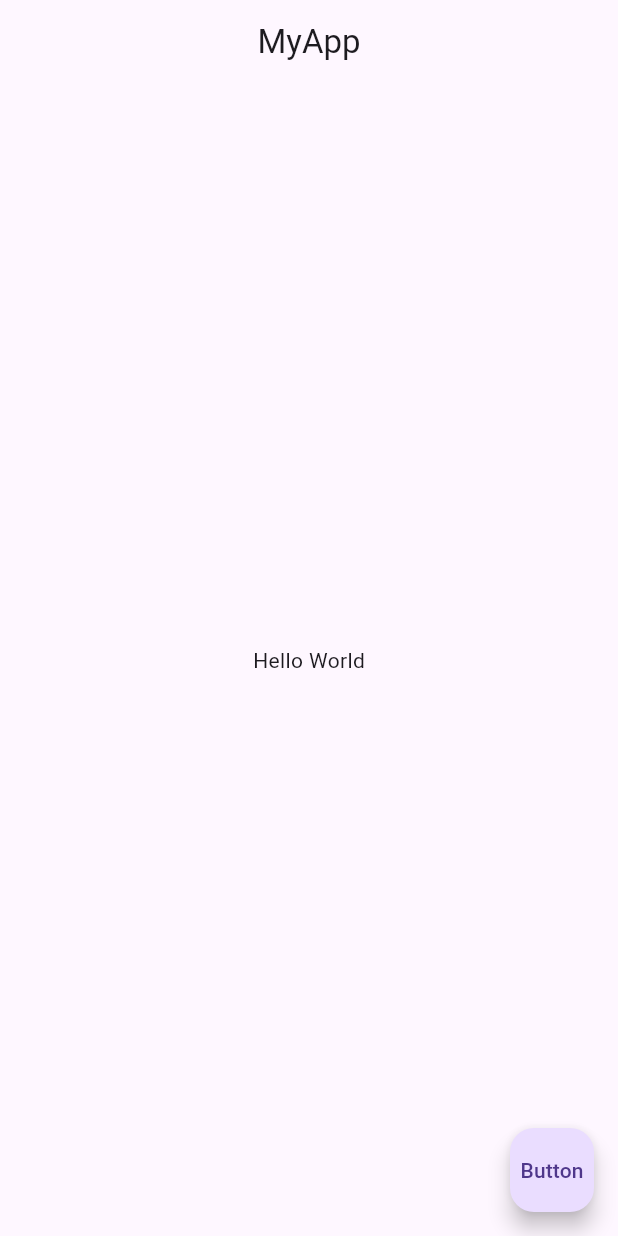
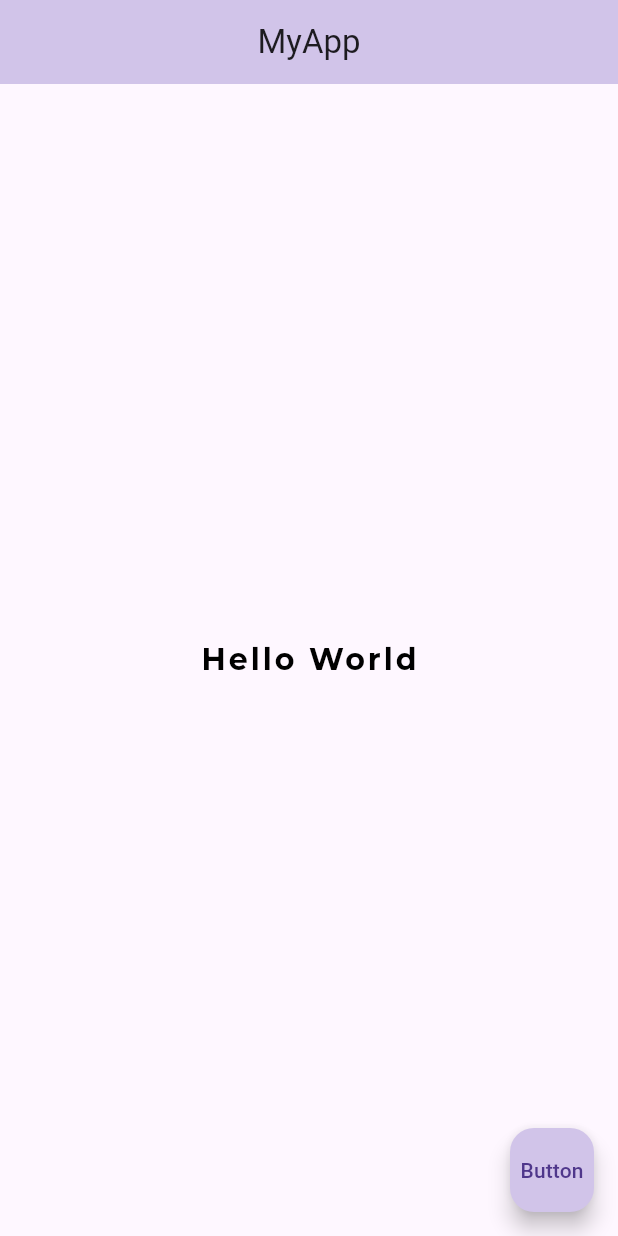
Before and after one commit to DanishAlifArsan/Belajar-Flutter, a Flutter app: the screen it shows after launch, after a tap on "Button", on a phone screen of 412 x 824 dp. Run offline on Flutter 3.47's test engine with Material 3 defaults, Android fonts, the phone set to English and light mode, and no system bars.

Commit message:
add fonts and colors

```diff
--- a/lib/main.dart
+++ b/lib/main.dart
@@ -6,15 +6,26 @@ void main() {
       appBar: AppBar(
         title: Text("MyApp"),
         centerTitle: true,
+        backgroundColor: Colors.deepPurple[100],
       ),
       body: Center(
-        child: Text("Hello World"),
+        child: Text(
+          "Hello World",
+          style: TextStyle(
+            fontSize: 20,
+            fontWeight: FontWeight.bold,
+            letterSpacing: 2,
+            color: Colors.black,
+            fontFamily: 'Montserrat',
+          ),
+        ),
       ),
       floatingActionButton: FloatingActionButton(
-        child: Text("Button"),
+        backgroundColor: Colors.deepPurple[100],
         onPressed: () => {
 
         },
+        child: Text("Button"),
       ),
     ),
   ));
```
Also changed, not shown: pubspec.yaml (+4 -11 lines), fonts/Montserrat-VariableFont_wght.ttf (added).
